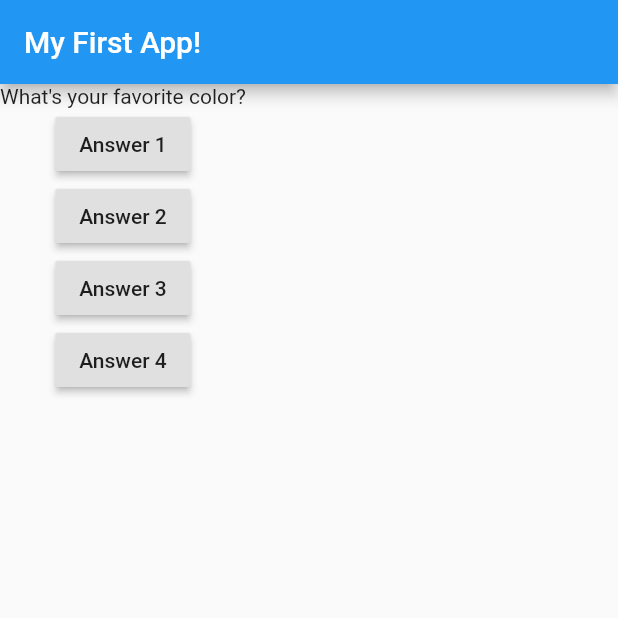
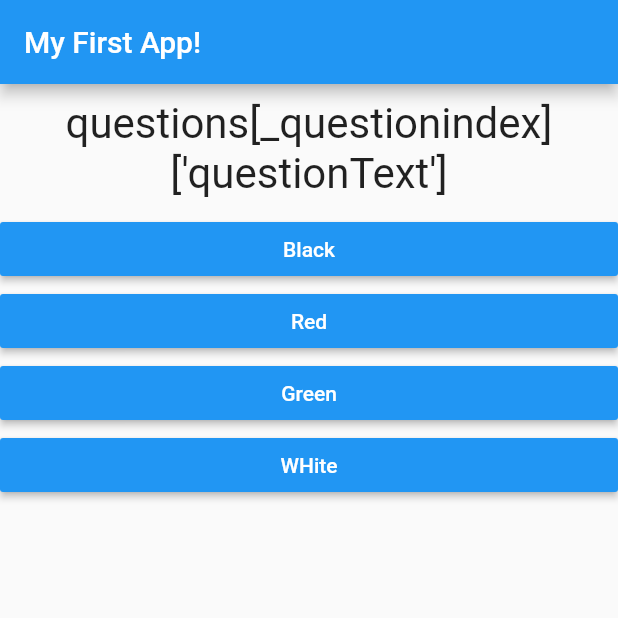
Before and after one commit to Amoghtech/Flutter-made-simple, a Flutter app: the screen it shows after launch, on a phone screen of 412 x 824 dp, the top half of it. Run offline on Flutter 3.47's test engine with Material 2 defaults, Android fonts, the phone set to English and light mode, and no system bars.

Commit message:
Map Child children colors margin default constructor

```diff
--- /dev/null
+++ b/quiz_app/lib/answer.dart
@@ -0,0 +1,19 @@
+import 'package:flutter/material.dart';
+
+class Answer extends StatelessWidget {
+  final VoidCallback selecthandler;
+final String answertext;
+  Answer(this.selecthandler,this.answertext);
+
+  @override
+  Widget build(BuildContext context) {
+    return Container(
+        width: double.infinity,
+        child: RaisedButton(
+          onPressed: selecthandler,
+          textColor:Colors.white,
+          child: Text(answertext),
+          color: Colors.blue,
+        ));
+  }
+}
--- a/quiz_app/lib/main.dart
+++ b/quiz_app/lib/main.dart
@@ -1,4 +1,9 @@
+//Packages
 import 'package:flutter/material.dart';
+
+//My Imports
+import './question.dart';
+import './answer.dart';
 
 // void main() {
 //   runApp(MyApp());
@@ -10,16 +15,16 @@ class MyApp extends StatefulWidget {
   @override
   State<StatefulWidget> createState() {
     // TODO: implement createState
-    return MyAppState();
+    return _MyAppState();
   }
 }
 
-class MyAppState extends State<MyApp> {
-  var questionindex = 0;
+class _MyAppState extends State<MyApp> {
+  var _questionindex = 0;
 
-  void answerquestions() {
+  void _answerquestions() {
     setState(() {
-      questionindex = questionindex + 1;
+      _questionindex = _questionindex + 1;
     });
     // print('Answer chosen');
   }
@@ -27,33 +32,26 @@ class MyAppState extends State<MyApp> {
   @override
   Widget build(BuildContext ctx) {
     var questions = [
-      'What\'s your favorite color?',
-      'What\'s your favorite animal'
+      {
+        'questionText': 'What\'s your favorite color?',
+        'answers': ['Black', 'Red', 'Green', 'WHite']
+      },
+      {
+        'questionText': 'What\'s your favorite animal',
+        'answers': ['Rabbit', 'Elephant', 'Lion', 'Snake']
+      }
     ];
-
     return MaterialApp(
       home: Scaffold(
         appBar: AppBar(
           title: Text('My First App!'),
         ),
         body: Column(children: [
-          Text(questions[questionindex]),
-          RaisedButton(
-            child: Text('Answer 1'),
-            onPressed: answerquestions,
-          ),
-          RaisedButton(
-            child: Text('Answer 2'),
-            onPressed: answerquestions,
-          ),
-          RaisedButton(
-            child: Text('Answer 3'),
-            onPressed: answerquestions,
-          ),
-          RaisedButton(
-            child: Text('Answer 4'),
-            onPressed: answerquestions,
-          ),
+          Question("questions[_questionindex]['questionText']"),
+          ...(questions[_questionindex]['answers'] as List<String>)
+              .map((answers) {
+            return Answer(_answerquestions, answers);
+          }).toList()
         ]),
       ),
     );
--- /dev/null
+++ b/quiz_app/lib/question.dart
@@ -0,0 +1,19 @@
+import 'package:flutter/material.dart';
+
+class Question extends StatelessWidget {
+  final String questiontext;
+
+  Question(this.questiontext);
+
+  @override
+  Widget build(BuildContext context) {
+    return Container(
+        width: double.infinity,
+        margin: EdgeInsets.all(10),
+        child: Text(
+          questiontext,
+          style: TextStyle(fontSize: 28),
+          textAlign: TextAlign.center,
+        ));
+  }
+}
```
Also changed, not shown: 1 other file.
